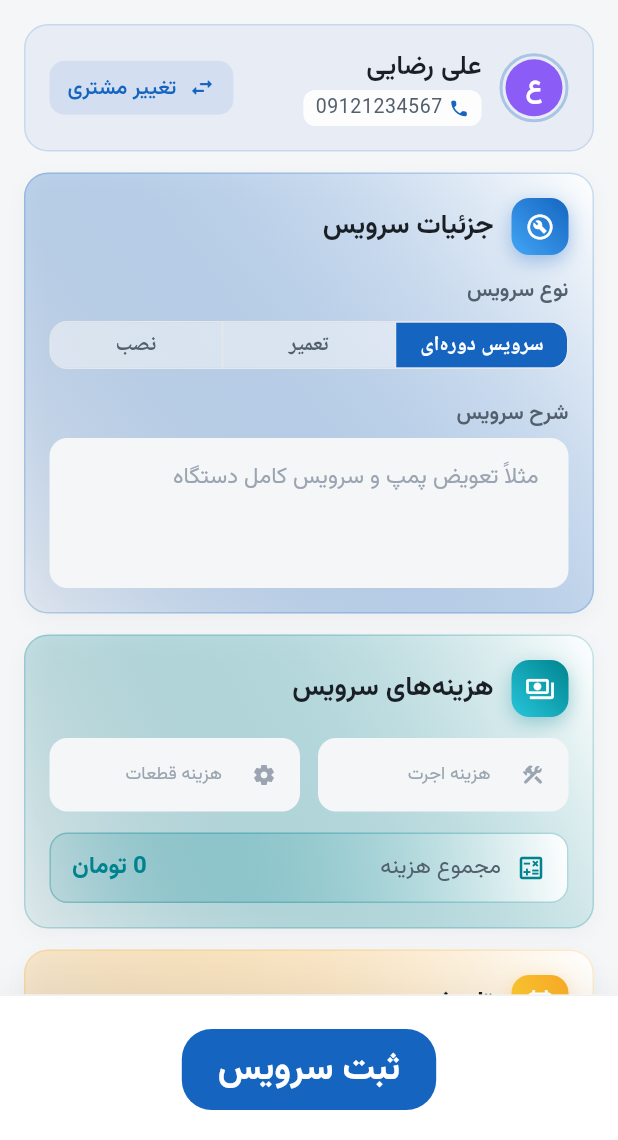
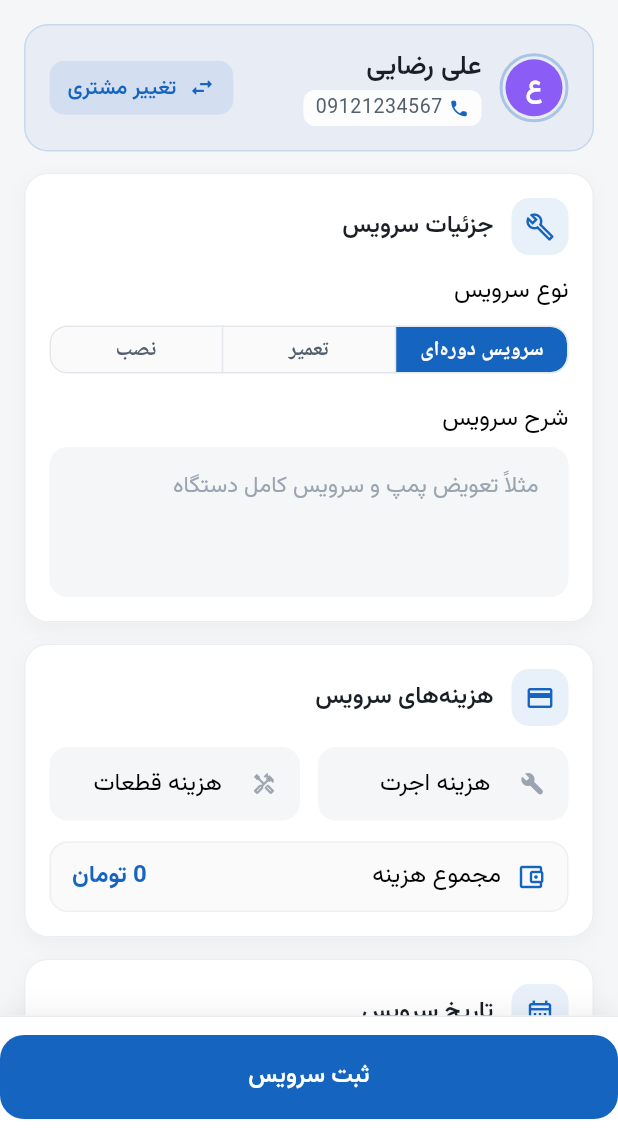
Before and after one commit to DevMohamad-Git/servicekar, a Flutter app: the ServiceEntryPage screen opened by its route, after a tap on an icon or button, on a phone screen of 412 x 824 dp, the part 96-1236 px from its top. Run offline on Flutter 3.47's test engine with Material 3 defaults, Android fonts, the phone set to English and light mode, and no system bars; our stand-ins replace auto_route, hooks_riverpod, image_picker, isar_community; accounts and stored records are empty; generated files the repository leaves out were written again.

Commit message:
refactor(service): unify service entry page with app-wide design conventions
Remove per-card gradient accents, icon chips, and custom accent colors
in favor of the flat white card + soft primary tint pattern already used
by the customer and dashboard sections. Replace one-off icons with
icons already established cross-app. Wrap the photos section inside
the same form-card shell. Resize the submit button to full-width with
a 56dp height and 16dp radius that matches the form cards, and use
labelLarge.w600 (same typography as CreateCustomerPage).
Unify card headers to titleSmall.w600 and field labels to
labelLarge.onSurfaceVariant.w500, matching CreateCustomerPage's
convention.

🤖 Generated with Codebuff
Co-Authored-By: Codebuff <noreply@codebuff.com>

```diff
--- a/lib/config/themes/colors.dart
+++ b/lib/config/themes/colors.dart
@@ -69,16 +69,3 @@ const kActivityIncomeBackground = Color(0x1F16A34A);
 const kActivityInvoiceBackground = Color(0x1F2563EB);
 const kActivityCustomerBackground = Color(0x1F8B5CF6);
 const kActivityOutflowBackground = Color(0x1FDC2626);
-
-// ─── Service-entry card gradients ──────────────────────────────
-// Two-stop accent pairs for the service-entry form cards. The strong
-// pair fills the header icon chip (white glyph on top); the first stop
-// alone tints the card wash, border, and cost total. Semantics follow
-// the established palette: blue = service details, teal = technical /
-// money, amber = the schedule card that hosts the reminder toggle.
-const kServiceDetailsAccent = Color(0xFF1565C0);
-const kServiceDetailsAccentLight = Color(0xFF42A5F5);
-const kServiceCostsAccent = Color(0xFF00838F);
-const kServiceCostsAccentLight = Color(0xFF26C6DA);
-const kServiceScheduleAccent = Color(0xFFF9A825);
-const kServiceScheduleAccentLight = Color(0xFFFDD835);
--- a/lib/presentation/service/pages/service_entry_page.dart
+++ b/lib/presentation/service/pages/service_entry_page.dart
@@ -383,17 +383,12 @@ class _FormContent extends StatelessWidget {
 
         // ─── 2. Service details (type + description) ────────────
         _FormCard(
-          accent: kServiceDetailsAccent,
           child: Column(
             crossAxisAlignment: CrossAxisAlignment.stretch,
             children: [
               _CardHeader(
-                icon: Icons.build_circle_outlined,
+                icon: Icons.build_outlined,
                 title: l10n.serviceDetails,
-                gradient: const [
-                  kServiceDetailsAccent,
-                  kServiceDetailsAccentLight,
-                ],
               ),
               const SizedBox(height: 14),
               _FieldLabel(label: l10n.serviceType),
@@ -438,14 +433,12 @@ class _FormContent extends StatelessWidget {
 
         // ─── 3. Costs ───────────────────────────────────────────
         _FormCard(
-          accent: kServiceCostsAccent,
           child: Column(
             crossAxisAlignment: CrossAxisAlignment.stretch,
             children: [
               _CardHeader(
-                icon: Icons.payments_outlined,
+                icon: Icons.credit_card_outlined,
                 title: l10n.serviceCosts,
-                gradient: const [kServiceCostsAccent, kServiceCostsAccentLight],
               ),
               const SizedBox(height: 14),
               Row(
@@ -454,7 +447,7 @@ class _FormContent extends StatelessWidget {
                     child: _NumberField(
                       controller: serviceFeeController,
                       label: l10n.serviceFee,
-                      prefixIcon: Icons.construction_rounded,
+                      prefixIcon: Icons.build_rounded,
                     ),
                   ),
                   const SizedBox(width: 12),
@@ -462,7 +455,7 @@ class _FormContent extends StatelessWidget {
                     child: _NumberField(
                       controller: partsFeeController,
                       label: l10n.partsFee,
-                      prefixIcon: Icons.settings_rounded,
+                      prefixIcon: Icons.handyman_outlined,
                     ),
                   ),
                 ],
@@ -476,17 +469,12 @@ class _FormContent extends StatelessWidget {
 
         // ─── 4. Schedule (service date + reminder) ──────────────
         _FormCard(
-          accent: kServiceScheduleAccent,
           child: Column(
             crossAxisAlignment: CrossAxisAlignment.stretch,
             children: [
               _CardHeader(
-                icon: Icons.event_available_outlined,
+                icon: Icons.calendar_month_outlined,
                 title: l10n.serviceDate,
-                gradient: const [
-                  kServiceScheduleAccent,
-                  kServiceScheduleAccentLight,
-                ],
               ),
               const SizedBox(height: 14),
               _DateTile(
@@ -508,9 +496,21 @@ class _FormContent extends StatelessWidget {
         const SizedBox(height: 18),
 
         // ─── 5. Service photos ──────────────────────────────────
-        ServicePhotosSection(
-          photos: formState.photos,
-          onAddPhoto: onOpenPhotoSourcePicker,
+        _FormCard(
+          child: Column(
+            crossAxisAlignment: CrossAxisAlignment.stretch,
+            children: [
+              _CardHeader(
+                icon: Icons.image_outlined,
+                title: l10n.servicePhotos,
+              ),
+              const SizedBox(height: 14),
+              ServicePhotosSection(
+                photos: formState.photos,
+                onAddPhoto: onOpenPhotoSourcePicker,
+              ),
+            ],
+          ),
         ),
 
         // ─── Bottom breathing room under the submit bar ─────────
@@ -530,33 +530,18 @@ class _FormContent extends StatelessWidget {
 /// direction and the border picks up the same hue, colour-coding the
 /// section while keeping inputs (grey-filled) perfectly readable.
 class _FormCard extends StatelessWidget {
-  const _FormCard({required this.child, this.accent});
+  const _FormCard({required this.child});
 
   final Widget child;
 
-  /// Section accent driving the gradient wash + tinted border.
-  final Color? accent;
-
   @override
   Widget build(BuildContext context) {
-    final accent = this.accent;
     return Container(
       padding: const EdgeInsets.all(16),
       decoration: BoxDecoration(
-        color: accent == null ? Colors.white : null,
-        gradient: accent == null
-            ? null
-            : LinearGradient(
-                begin: AlignmentDirectional.topStart,
-                end: AlignmentDirectional.bottomEnd,
-                colors: [Colors.white, accent.withValues(alpha: 0.07)],
-              ),
+        color: Colors.white,
         borderRadius: BorderRadius.circular(16),
-        border: Border.all(
-          color: accent == null
-              ? kGrey4Color.withValues(alpha: 0.7)
-              : accent.withValues(alpha: 0.22),
-        ),
+        border: Border.all(color: kGrey4Color.withValues(alpha: 0.7)),
         boxShadow: [
           BoxShadow(
             color: Colors.black.withValues(alpha: 0.035),
@@ -570,56 +555,41 @@ class _FormCard extends StatelessWidget {
   }
 }
 
-/// Prominent card header: gradient icon chip + bold title.
+/// Card header: icon chip + subtitle-style title.
 ///
-/// Section titles are the typographic anchors of the page, so they render
-/// one weight heavier than anything else in the card. The chip carries
-/// the section's accent gradient with a matching glow, so each card is
-/// identifiable by colour before it is read.
+/// Uses `titleSmall.w600` — the exact typography convention from
+/// `_SectionWithSurface` in CreateCustomerPage — so section headers
+/// feel uniform across the app.
 class _CardHeader extends StatelessWidget {
   const _CardHeader({
     required this.icon,
     required this.title,
-    required this.gradient,
   });
 
   final IconData icon;
   final String title;
 
-  /// Two-stop accent gradient filling the icon chip.
-  final List<Color> gradient;
-
   @override
   Widget build(BuildContext context) {
+    final scheme = Theme.of(context).colorScheme;
     return Row(
       children: [
         Container(
           width: 38,
           height: 38,
           decoration: BoxDecoration(
-            gradient: LinearGradient(
-              begin: AlignmentDirectional.topStart,
-              end: AlignmentDirectional.bottomEnd,
-              colors: gradient,
-            ),
+            color: scheme.primary.withValues(alpha: 0.1),
             borderRadius: BorderRadius.circular(12),
-            boxShadow: [
-              BoxShadow(
-                color: gradient.first.withValues(alpha: 0.35),
-                blurRadius: 10,
-                offset: const Offset(0, 4),
-              ),
-            ],
           ),
-          child: Icon(icon, size: 20, color: Colors.white),
+          child: Icon(icon, size: 20, color: scheme.primary),
         ),
         const SizedBox(width: 12),
         Expanded(
           child: Text(
             title,
-            style: Theme.of(context).textTheme.titleMedium?.copyWith(
+            style: Theme.of(context).textTheme.titleSmall?.copyWith(
               color: kTextPrimaryColor,
-              fontWeight: FontWeight.w700,
+              fontWeight: FontWeight.w600,
             ),
           ),
         ),
@@ -628,10 +598,11 @@ class _CardHeader extends StatelessWidget {
   }
 }
 
-/// Secondary label above a field inside a card.
+/// Field label inside a form card.
 ///
-/// Deliberately smaller and muted so it reads as metadata under the bold
-/// card header rather than competing with it.
+/// Uses `labelLarge.onSurfaceVariant.w500` — the exact typography
+/// convention from `_CreateField` in CreateCustomerPage — so field
+/// labels feel uniform across the app.
 class _FieldLabel extends StatelessWidget {
   const _FieldLabel({required this.label});
 
@@ -639,11 +610,12 @@ class _FieldLabel extends StatelessWidget {
 
   @override
   Widget build(BuildContext context) {
+    final scheme = Theme.of(context).colorScheme;
     return Text(
       label,
-      style: Theme.of(context).textTheme.labelMedium?.copyWith(
-        color: kGrey2Color,
-        fontWeight: FontWeight.w600,
+      style: Theme.of(context).textTheme.labelLarge?.copyWith(
+        color: scheme.onSurfaceVariant,
+        fontWeight: FontWeight.w500,
       ),
     );
   }
@@ -774,6 +746,7 @@ class _NumberFieldState extends State<_NumberField> {
   @override
   Widget build(BuildContext context) {
     final theme = Theme.of(context);
+    final scheme = theme.colorScheme;
     return TextFormField(
       controller: widget.controller,
       keyboardType: TextInputType.number,
@@ -784,9 +757,9 @@ class _NumberFieldState extends State<_NumberField> {
       ),
       decoration: InputDecoration(
         labelText: widget.label,
-        labelStyle: theme.textTheme.labelSmall?.copyWith(
-          color: kGrey3Color,
-          fontWeight: FontWeight.w400,
+        labelStyle: theme.textTheme.labelLarge?.copyWith(
+          color: scheme.onSurfaceVariant,
+          fontWeight: FontWeight.w500,
         ),
         prefixIcon: Icon(widget.prefixIcon, size: 16, color: kGrey3Color),
       ),
@@ -891,10 +864,9 @@ class _ReminderSection extends StatelessWidget {
       children: [
         // Compact toggle row — icon, subtle label, small switch.
         Row(
-          children: [
-            Icon(
-              Icons.notifications_outlined,
-              size: 16,
+          children: [              Icon(
+                Icons.notifications_none,
+                size: 16,
               color: enabled ? scheme.primary : kGrey3Color,
             ),
             const SizedBox(width: 8),
@@ -928,7 +900,7 @@ class _ReminderSection extends StatelessWidget {
                   padding: const EdgeInsets.only(top: 10),
                   child: _DateTile(
                     label: formatDisplayDate(nextDate),
-                    icon: Icons.event_rounded,
+                    icon: Icons.calendar_month_outlined,
                     onTap: onPickDate,
                   ),
                 )
@@ -968,30 +940,27 @@ class _TotalCostField extends StatelessWidget {
   Widget build(BuildContext context) {
     final theme = Theme.of(context);
 
+    final scheme = theme.colorScheme;
     return Container(
       padding: const EdgeInsets.symmetric(horizontal: 14, vertical: 12),
       decoration: BoxDecoration(
-        gradient: LinearGradient(
-          begin: AlignmentDirectional.topStart,
-          end: AlignmentDirectional.bottomEnd,
-          colors: [Colors.white, kServiceCostsAccent.withValues(alpha: 0.10)],
-        ),
+        color: scheme.surfaceContainerHighest.withValues(alpha: 0.55),
         borderRadius: BorderRadius.circular(12),
-        border: Border.all(color: kServiceCostsAccent.withValues(alpha: 0.30)),
+        border: Border.all(color: kGrey4Color.withValues(alpha: 0.6)),
       ),
       child: Row(
         children: [
-          const Icon(
-            Icons.calculate_outlined,
+          Icon(
+            Icons.account_balance_wallet_outlined,
             size: 20,
-            color: kServiceCostsAccent,
+            color: scheme.primary,
           ),
           const SizedBox(width: 10),
           Expanded(
             child: Text(
               label,
-              style: theme.textTheme.bodyMedium?.copyWith(
-                color: kGrey2Color,
+              style: theme.textTheme.labelLarge?.copyWith(
+                color: scheme.onSurfaceVariant,
                 fontWeight: FontWeight.w500,
               ),
             ),
@@ -1004,7 +973,7 @@ class _TotalCostField extends StatelessWidget {
               '${_formatWithCommas(value)} ${context.l10n.toman}',
               textDirection: TextDirection.rtl,
               style: theme.textTheme.titleSmall?.copyWith(
-                color: kServiceCostsAccent,
+                color: scheme.primary,
                 fontWeight: FontWeight.w700,
               ),
             ),
--- a/lib/presentation/service/widgets/service_entry_submit_bar.dart
+++ b/lib/presentation/service/widgets/service_entry_submit_bar.dart
@@ -6,17 +6,11 @@ import '../logic/service_entry_state.dart';
 
 /// Bottom-pinned submit button bar for the service-entry page.
 ///
-/// Stays above the keyboard and within one-hand reach. The button is the
-/// largest control on the page — 66dp tall with a 20dp radius, one step
-/// above the 16dp form cards, so the primary action visibly outranks
-/// every other element. Visual state follows [submitState] and
-/// cross-fades between states with a subtle scale:
-///   * `idle` — enabled or disabled [FilledButton] reading "ثبت سرویس";
-///   * `submitting` — disabled button with a [CircularProgressIndicator];
-///   * `success` — green filled button with a checkmark for a brief
-///     moment before the page resets;
-///   * `error` — red filled button with "تلاش دوباره" that simulates a
-///     failure next submission.
+/// Spans the full width of the page with the same visual radius as the
+/// form cards above (16 dp) so the primary CTA feels like part of the
+/// same visual family.  Text uses `labelLarge.w600` — the same
+/// typography convention as the `_SubmitActionBar` in
+/// `CreateCustomerPage`.
 class ServiceEntrySubmitBar extends StatelessWidget {
   const ServiceEntrySubmitBar({
     super.key,
@@ -57,8 +51,8 @@ class ServiceEntrySubmitBar extends StatelessWidget {
       child = Text(l10n.retry);
     } else if (isSubmitting) {
       child = SizedBox(
-        height: 24,
-        width: 24,
+        height: 22,
+        width: 22,
         child: CircularProgressIndicator(
           strokeWidth: 2.5,
           valueColor: AlwaysStoppedAnimation<Color>(fgColor),
@@ -67,25 +61,22 @@ class ServiceEntrySubmitBar extends StatelessWidget {
     }
 
     return Container(
-      padding: const EdgeInsets.fromLTRB(20, 16, 20, 14),
+      padding: const EdgeInsets.fromLTRB(0, 12, 0, 14),
       decoration: BoxDecoration(
         color: Colors.white,
         border: Border(
-          top: BorderSide(color: kGrey4Color.withValues(alpha: 0.6)),
+          top: BorderSide(color: kGrey4Color.withValues(alpha: 0.8)),
         ),
         boxShadow: [
           BoxShadow(
-            color: Colors.black.withValues(alpha: 0.04),
-            blurRadius: 16,
-            offset: const Offset(0, -4),
+            color: Colors.black.withValues(alpha: 0.06),
+            blurRadius: 12,
+            offset: const Offset(0, -3),
           ),
         ],
       ),
       child: SafeArea(
         top: false,
-        child: SizedBox(
-          width: double.infinity,
-          height: 66,
         child: AnimatedSwitcher(
           duration: const Duration(milliseconds: 220),
           switchInCurve: Curves.easeOutCubic,
@@ -99,25 +90,26 @@ class ServiceEntrySubmitBar extends StatelessWidget {
               child: transitionChild,
             ),
           ),
+          child: SizedBox(
+            width: double.infinity,
+            height: 56,
             child: FilledButton(
-              // Keyed by state so AnimatedSwitcher swaps the whole button
-              // look (colour + content) as one cross-fading unit.
               key: ValueKey<ServiceEntrySubmitState>(submitState),
               onPressed: disabled ? null : (showRetry ? onRetry : onSubmit),
               style: FilledButton.styleFrom(
                 backgroundColor: bgColor,
                 foregroundColor: fgColor,
-                textStyle: theme.textTheme.titleLarge?.copyWith(
-                  fontWeight: FontWeight.w700,
-                ),
                 disabledBackgroundColor: scheme.onSurface.withValues(
                   alpha: 0.12,
                 ),
                 disabledForegroundColor: scheme.onSurface.withValues(
                   alpha: 0.38,
                 ),
+                textStyle: theme.textTheme.labelLarge?.copyWith(
+                  fontWeight: FontWeight.w600,
+                ),
                 shape: RoundedRectangleBorder(
-                  borderRadius: BorderRadius.circular(20),
+                  borderRadius: BorderRadius.circular(16),
                 ),
               ),
               child: child,
--- a/lib/presentation/service/widgets/service_photos_section.dart
+++ b/lib/presentation/service/widgets/service_photos_section.dart
@@ -2,7 +2,6 @@ import 'dart:math' as math;
 
 import 'package:flutter/material.dart';
 
-import '../../../config/l10n/l10n.dart';
 import '../../../config/themes/app_themes.dart';
 import '../logic/service_entry_state.dart';
 
@@ -25,21 +24,7 @@ class ServicePhotosSection extends StatelessWidget {
 
   @override
   Widget build(BuildContext context) {
-    final l10n = context.l10n;
-    final theme = Theme.of(context);
-
-    return Column(
-      crossAxisAlignment: CrossAxisAlignment.stretch,
-      children: [
-        Text(
-          l10n.servicePhotos,
-          style: theme.textTheme.titleSmall?.copyWith(
-            color: kTextPrimaryColor,
-            fontWeight: FontWeight.w600,
-          ),
-        ),
-        const SizedBox(height: 10),
-        SingleChildScrollView(
+    return SingleChildScrollView(
       scrollDirection: Axis.horizontal,
       child: Row(
         children: [
@@ -53,8 +38,6 @@ class ServicePhotosSection extends StatelessWidget {
           _AddPhotoTile(onTap: onAddPhoto),
         ],
       ),
-        ),
-      ],
     );
   }
 }
```
Lines whose indentation alone changed are shown as unchanged.
